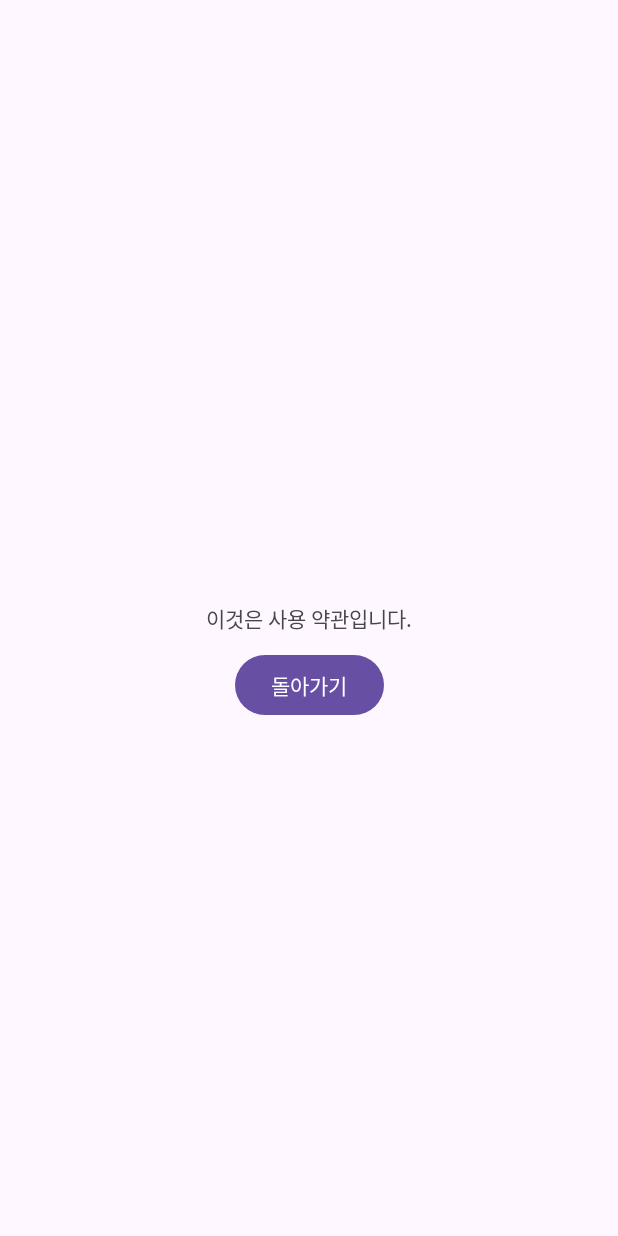
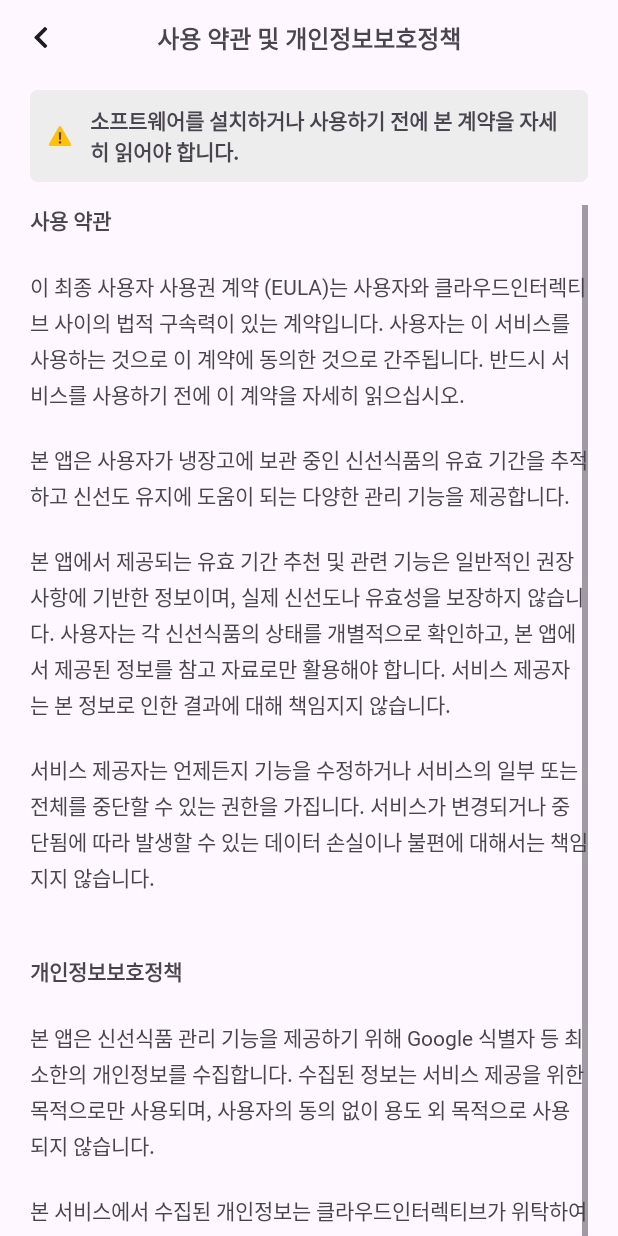
Before and after one commit to shpack1234/MobileProgramming, an Android app: the TosActivity screen opened directly, with no data from a screen before it, on a phone screen of 412 x 824 dp. Run offline under Robolectric (Android 15) with nearby library versions, the phone set to English and light mode, and no system bars; our stand-ins replace Dagger/Hilt's generated code.

Commit message:
feat: Terms of Service Screen

```diff
--- a/app/src/main/java/com/ref/project/Activities/TosActivity.java
+++ b/app/src/main/java/com/ref/project/Activities/TosActivity.java
@@ -1,6 +1,8 @@
 package com.ref.project.Activities;
 
 import android.os.Bundle;
+import android.text.method.ScrollingMovementMethod;
+import android.widget.TextView;
 
 import androidx.activity.EdgeToEdge;
 import androidx.appcompat.app.AppCompatActivity;
@@ -10,6 +12,7 @@ import androidx.core.view.WindowInsetsCompat;
 
 import com.ref.project.R;
 import com.ref.project.Services.ServerAdapter;
+import com.ref.project.Views.TitleBar;
 
 import javax.inject.Inject;
 
@@ -17,9 +20,6 @@ import dagger.hilt.android.AndroidEntryPoint;
 
 @AndroidEntryPoint
 public class TosActivity extends AppCompatActivity {
-    @Inject
-    ServerAdapter adapter;
-
     @Override
     protected void onCreate(Bundle savedInstanceState) {
         super.onCreate(savedInstanceState);
@@ -31,6 +31,7 @@ public class TosActivity extends AppCompatActivity {
             return insets;
         });
 
-        findViewById(R.id.tos_back_btn).setOnClickListener(v -> finish());
+        ((TitleBar)findViewById(R.id.tosTitleBar)).setOnBackListener(v -> finish());
+        ((TextView)findViewById(R.id.tosBodyText)).setMovementMethod(new ScrollingMovementMethod());
     }
 }
--- /dev/null
+++ b/app/src/main/res/drawable/warning_icon.xml
@@ -0,0 +1,12 @@
+<vector xmlns:android="http://schemas.android.com/apk/res/android"
+    android:width="48dp"
+    android:height="48dp"
+    android:viewportWidth="48"
+    android:viewportHeight="48">
+  <path
+      android:pathData="M40,40H8c-0.717,0 -1.377,-0.383 -1.734,-1.004c-0.356,-0.621 -0.354,-1.385 0.007,-2.004l16,-28C22.631,8.378 23.289,8 24,8s1.369,0.378 1.728,0.992l16,28c0.361,0.619 0.363,1.383 0.007,2.004S40.716,40 40,40z"
+      android:fillColor="#FFC107"/>
+  <path
+      android:pathData="M22,34.142c0,-0.269 0.047,-0.515 0.143,-0.746c0.094,-0.228 0.229,-0.426 0.403,-0.592c0.171,-0.168 0.382,-0.299 0.624,-0.393c0.244,-0.092 0.518,-0.141 0.824,-0.141c0.306,0 0.582,0.049 0.828,0.141c0.25,0.094 0.461,0.225 0.632,0.393c0.175,0.166 0.31,0.364 0.403,0.592C25.953,33.627 26,33.873 26,34.142c0,0.27 -0.047,0.516 -0.143,0.74c-0.094,0.225 -0.229,0.419 -0.403,0.588c-0.171,0.166 -0.382,0.296 -0.632,0.392C24.576,35.954 24.3,36 23.994,36c-0.307,0 -0.58,-0.046 -0.824,-0.139c-0.242,-0.096 -0.453,-0.226 -0.624,-0.392c-0.175,-0.169 -0.31,-0.363 -0.403,-0.588C22.047,34.657 22,34.411 22,34.142M25.48,30h-2.973l-0.421,-12H25.9L25.48,30z"
+      android:fillColor="#5D4037"/>
+</vector>
--- a/app/src/main/res/layout/activity_tos.xml
+++ b/app/src/main/res/layout/activity_tos.xml
@@ -7,24 +7,65 @@
     android:layout_height="match_parent"
     tools:ignore="HardcodedText"
     tools:context=".Activities.TosActivity">
+    <com.ref.project.Views.TitleBar
+        app:layout_constraintTop_toTopOf="parent"
+        android:id="@+id/tosTitleBar"
+        android:layout_width="match_parent"
+        android:layout_height="wrap_content"
+        app:title="@string/tos_title"/>
+
+    <androidx.constraintlayout.widget.ConstraintLayout
+        android:layout_marginStart="20dp"
+        android:layout_marginEnd="20dp"
+        android:id="@+id/tos_warning"
+        android:layout_width="match_parent"
+        android:layout_height="wrap_content"
+        app:layout_constraintEnd_toEndOf="parent"
+        app:layout_constraintStart_toStartOf="parent"
+        app:layout_constraintTop_toBottomOf="@+id/tosTitleBar"
+        android:background="@drawable/card_background"
+        android:layout_marginTop="10dp"
+        android:padding="10dp">
+
+        <ImageView
+            android:id="@+id/imageView"
+            android:layout_width="20dp"
+            android:layout_height="20dp"
+            android:importantForAccessibility="no"
+            android:src="@drawable/warning_icon"
+            app:layout_constraintBottom_toBottomOf="parent"
+            app:layout_constraintStart_toStartOf="parent"
+            app:layout_constraintTop_toTopOf="parent" />
+
+        <TextView
+            android:layout_width="0dp"
+            android:layout_height="wrap_content"
+            android:text="@string/tos_warning"
+            android:layout_marginStart="10dp"
+            app:layout_constraintBottom_toBottomOf="parent"
+            app:layout_constraintEnd_toEndOf="parent"
+            app:layout_constraintStart_toEndOf="@+id/imageView"
+            app:layout_constraintTop_toTopOf="parent"
+            android:breakStrategy="simple"
+            android:textFontWeight="700"
+            android:fontFamily="@font/pretendard"/>
+
+    </androidx.constraintlayout.widget.ConstraintLayout>
 
     <TextView
-        android:id="@+id/textView"
-        android:layout_width="wrap_content"
-        android:layout_height="wrap_content"
-        android:text="이것은 사용 약관입니다."
-        app:layout_constraintBottom_toBottomOf="parent"
-        app:layout_constraintEnd_toEndOf="parent"
+        android:layout_marginStart="20dp"
+        android:layout_marginEnd="20dp"
         app:layout_constraintStart_toStartOf="parent"
-        app:layout_constraintTop_toTopOf="parent" />
+        app:layout_constraintTop_toBottomOf="@+id/tos_warning"
+        android:id="@+id/tosBodyText"
+        android:layout_width="match_parent"
+        android:layout_height="0dp"
+        android:scrollbars="vertical"
+        android:text="@string/tos_body"
+        android:textFontWeight="400"
+        android:fontFamily="@font/pretendard"
+        android:layout_marginTop="15dp"
+        android:lineSpacingExtra="3dp"
+        tools:ignore="VisualLintLongText" />
 
-    <Button
-        android:id="@+id/tos_back_btn"
-        android:text="돌아가기"
-        android:layout_width="wrap_content"
-        android:layout_height="wrap_content"
-        android:layout_marginTop="10dp"
-        app:layout_constraintEnd_toEndOf="parent"
-        app:layout_constraintStart_toStartOf="parent"
-        app:layout_constraintTop_toBottomOf="@+id/textView" />
 </androidx.constraintlayout.widget.ConstraintLayout>
--- a/app/src/main/res/values/strings.xml
+++ b/app/src/main/res/values/strings.xml
@@ -5,4 +5,10 @@
 
     <string name="login_title">로그인으로 계속하기</string>
     <string name="login_tos"><u>사용 약관 및 개인정보보호정책</u></string>
+
+    <string name="tos_title">사용 약관 및 개인정보보호정책</string>
+    <string name="tos_warning">소프트웨어를 설치하거나 사용하기 전에 본 계약을 자세히 읽어야 합니다.</string>
+    <string name="tos_body"><b>사용 약관</b>\n\n이 최종 사용자 사용권 계약 (EULA)는 사용자와 클라우드인터렉티브 사이의 법적 구속력이 있는 계약입니다. 사용자는 이 서비스를 사용하는 것으로 이 계약에 동의한 것으로 간주됩니다. 반드시 서비스를 사용하기 전에 이 계약을 자세히 읽으십시오.\n\n본 앱은 사용자가 냉장고에 보관 중인 신선식품의 유효 기간을 추적하고 신선도 유지에 도움이 되는 다양한 관리 기능을 제공합니다.\n\n본 앱에서 제공되는 유효 기간 추천 및 관련 기능은 일반적인 권장 사항에 기반한 정보이며, 실제 신선도나 유효성을 보장하지 않습니다. 사용자는 각 신선식품의 상태를 개별적으로 확인하고, 본 앱에서 제공된 정보를 참고 자료로만 활용해야 합니다. 서비스 제공자는 본 정보로 인한 결과에 대해 책임지지 않습니다.\n\n서비스 제공자는 언제든지 기능을 수정하거나 서비스의 일부 또는 전체를 중단할 수 있는 권한을 가집니다. 서비스가 변경되거나 중단됨에 따라 발생할 수 있는 데이터 손실이나 불편에 대해서는 책임지지 않습니다.\n
+        \n\n<b>개인정보보호정책</b>\n\n본 앱은 신선식품 관리 기능을 제공하기 위해 Google 식별자 등 최소한의 개인정보를 수집합니다. 수집된 정보는 서비스 제공을 위한 목적으로만 사용되며, 사용자의 동의 없이 용도 외 목적으로 사용되지 않습니다.\n\n본 서비스에서 수집된 개인정보는 클라우드인터렉티브가 위탁하여 관리합니다. 클라우드인터렉티브는 해당 정보를 본 앱의 기능 제공을 위해서만 사용하며, 위탁된 개인정보는 보안을 유지한 상태로 관리됩니다.\n\n클라우드인터렉티브는 사용자의 개인정보 보호를 위해 기술적·관리적 보호 조치를 이행하며, 사용자의 개인정보가 안전하게 보호되도록 최선을 다하고 있습니다.\n\n개인정보는 서비스 이용 기간 동안에만 보유되며, 서비스 이용 중단 또는 해지 요청 시, 수집된 개인정보는 안전하게 파기됩니다.
+    </string>
 </resources>
```
